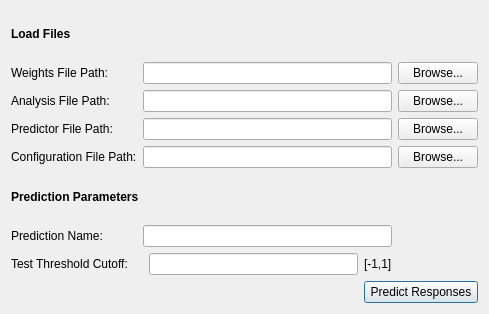
Old version of the form neuro_mine/ui/mine_predict.ui in the repository matovic5/neuro_mine.
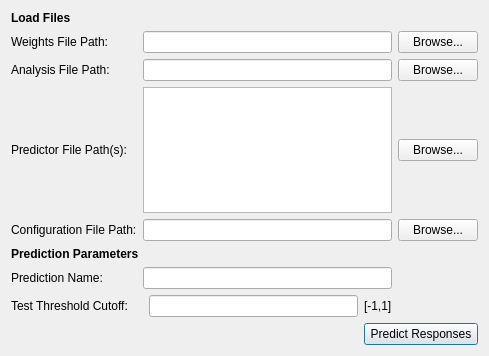
New version of the form. Icons and pictures are not drawn.

Commit message: Major update is to predict-gui to allow multiline processing

Patch:
```diff
--- a/neuro_mine/ui/mine_predict.ui
+++ b/neuro_mine/ui/mine_predict.ui
@@ -7,7 +7,7 @@
     <x>0</x>
     <y>0</y>
     <width>489</width>
-    <height>314</height>
+    <height>356</height>
    </rect>
   </property>
   <property name="sizePolicy">
@@ -79,13 +79,10 @@
    <item row="3" column="0">
     <widget class="QLabel" name="label_6">
      <property name="text">
-      <string>Predictor File Path:</string>
+      <string>Predictor File Path(s):</string>
      </property>
     </widget>
    </item>
-   <item row="3" column="1" colspan="3">
-    <widget class="QLineEdit" name="lineEdit_4"/>
-   </item>
    <item row="3" column="4">
     <widget class="QPushButton" name="pushButton_4">
      <property name="text">
@@ -159,6 +156,9 @@
      </property>
     </widget>
    </item>
+   <item row="3" column="1" colspan="3">
+    <widget class="QTextEdit" name="textEdit"/>
+   </item>
   </layout>
  </widget>
  <resources>
```
The commit also changes 5 other files.
